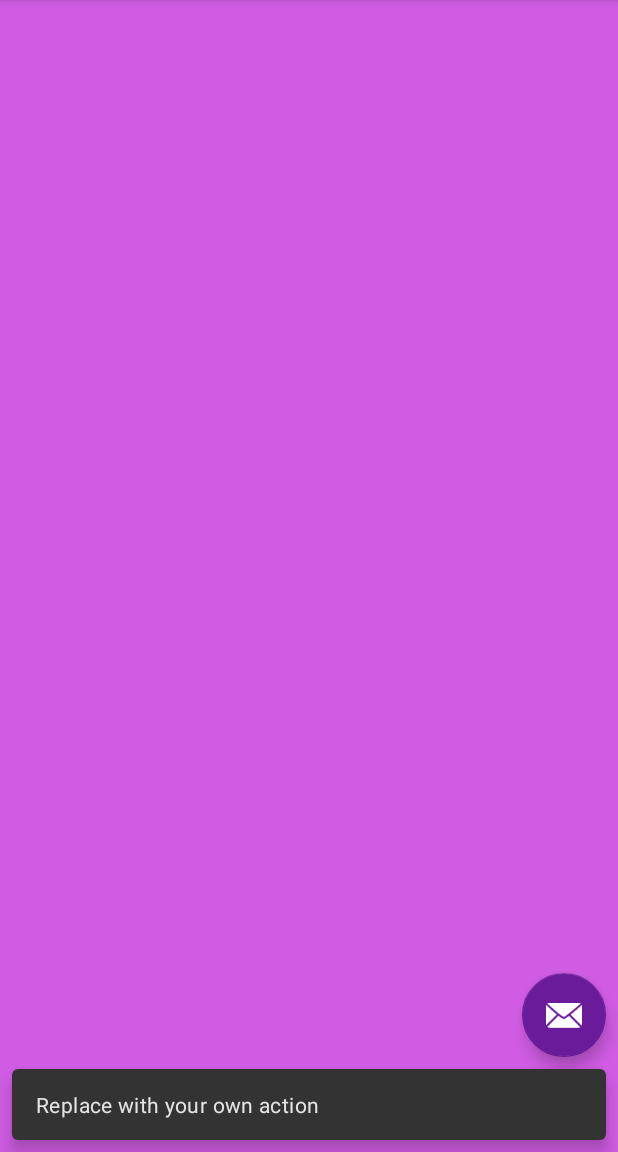
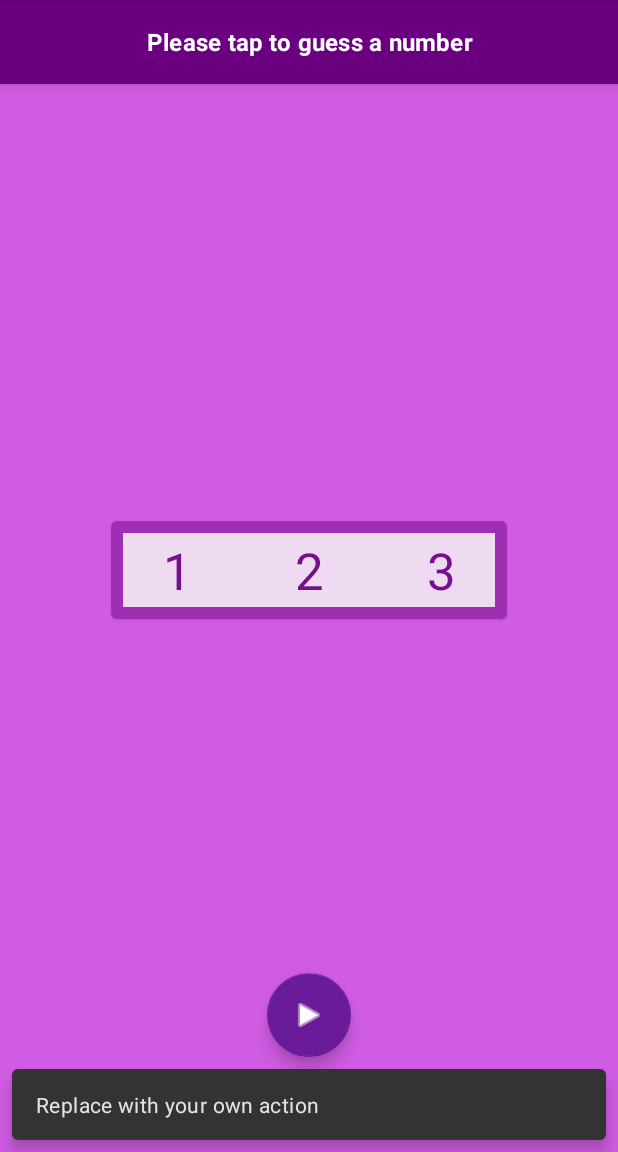
Before and after one commit to rachel613g/GeussingGame, an Android app: the screen it shows after launch (MainActivity), after a tap on an icon or button, on a phone screen of 412 x 824 dp, the part 84-1236 px from its top. Run offline under Robolectric (Android 15) with nearby library versions, the phone set to English and light mode, and no system bars.

Commit message:
set up views and supporting xml layout files used in in activity_main and content_main.

```diff
--- a/app/src/main/res/layout/activity_main.xml
+++ b/app/src/main/res/layout/activity_main.xml
@@ -6,28 +6,10 @@
     android:layout_height="match_parent"
     tools:context=".MainActivity">
 
-    <com.google.android.material.appbar.AppBarLayout
-        android:layout_width="match_parent"
-        android:layout_height="wrap_content"
-        android:theme="@style/Theme.GeussingGame.AppBarOverlay">
-
-        <androidx.appcompat.widget.Toolbar
-            android:id="@+id/toolbar"
-            android:layout_width="match_parent"
-            android:layout_height="?attr/actionBarSize"
-            android:background="?attr/colorPrimary"
-            app:popupTheme="@style/Theme.GeussingGame.PopupOverlay" />
-
-    </com.google.android.material.appbar.AppBarLayout>
+    <include layout="@layout/main_include_toolbar" />
 
     <include layout="@layout/content_main" />
 
-    <com.google.android.material.floatingactionbutton.FloatingActionButton
-        android:id="@+id/fab"
-        android:layout_width="wrap_content"
-        android:layout_height="wrap_content"
-        android:layout_gravity="bottom|end"
-        android:layout_margin="@dimen/fab_margin"
-        app:srcCompat="@android:drawable/ic_dialog_email" />
+    <include layout="@layout/main_include_fab" />
 
 </androidx.coordinatorlayout.widget.CoordinatorLayout>
--- a/app/src/main/res/layout/content_main.xml
+++ b/app/src/main/res/layout/content_main.xml
@@ -5,4 +5,7 @@
     android:layout_height="match_parent"
     app:layout_behavior="@string/appbar_scrolling_view_behavior">
 
+    <include layout="@layout/main_include_instruction_bar"/>
+
+    <include layout="@layout/main_include_card_buttons"/>
 </androidx.constraintlayout.widget.ConstraintLayout>
--- /dev/null
+++ b/app/src/main/res/layout/main_include_card_buttons.xml
@@ -0,0 +1,37 @@
+<?xml version="1.0" encoding="utf-8"?>
+
+<com.google.android.material.card.MaterialCardView
+    xmlns:android="http://schemas.android.com/apk/res/android"
+    xmlns:app="http://schemas.android.com/apk/res-auto"
+    xmlns:tools="http://schemas.android.com/tools"
+    style="@style/MaterialCardWithBorder"
+    android:layout_width="wrap_content"
+    android:layout_height="wrap_content"
+    android:layout_marginBottom="@dimen/double_activity_margin"
+    android:alpha=".8"
+    app:layout_constraintTop_toTopOf="parent"
+    app:layout_constraintBottom_toBottomOf="parent"
+    app:layout_constraintEnd_toEndOf="parent"
+    app:layout_constraintStart_toStartOf="parent"
+    tools:showIn="@layout/content_main">
+
+    <LinearLayout
+        android:layout_width="wrap_content"
+        android:layout_height="wrap_content"
+        android:orientation="horizontal">
+
+        <Button
+            style="@style/BorderlessButtonGuessingGame"
+            android:text="@string/one" />
+
+        <Button
+            style="@style/BorderlessButtonGuessingGame"
+            android:text="@string/two" />
+
+        <Button
+            style="@style/BorderlessButtonGuessingGame"
+            android:text="@string/three" />
+
+    </LinearLayout>
+
+</com.google.android.material.card.MaterialCardView>
--- /dev/null
+++ b/app/src/main/res/layout/main_include_fab.xml
@@ -0,0 +1,12 @@
+<?xml version="1.0" encoding="utf-8"?>
+<com.google.android.material.floatingactionbutton.FloatingActionButton xmlns:app="http://schemas.android.com/apk/res-auto"
+    xmlns:android="http://schemas.android.com/apk/res/android"
+    xmlns:tools="http://schemas.android.com/tools"
+    android:id="@+id/fab"
+    android:layout_width="wrap_content"
+    android:layout_height="wrap_content"
+    android:layout_gravity="bottom|center"
+    app:layout_anchorGravity="center"
+    android:layout_margin="@dimen/fab_margin"
+    app:srcCompat="@android:drawable/ic_media_play"
+    tools:showIn="@layout/activity_main" />
--- /dev/null
+++ b/app/src/main/res/layout/main_include_instruction_bar.xml
@@ -0,0 +1,25 @@
+<?xml version="1.0" encoding="utf-8"?>
+
+<com.google.android.material.appbar.AppBarLayout
+    xmlns:android="http://schemas.android.com/apk/res/android"
+    xmlns:app="http://schemas.android.com/apk/res-auto"
+    xmlns:tools="http://schemas.android.com/tools"
+    android:id="@+id/top_bar"
+    android:layout_width="match_parent"
+    android:layout_height="?actionBarSize"
+    android:background="@color/primaryDarkColor"
+    android:gravity="center"
+    app:layout_constraintStart_toStartOf="parent"
+    app:layout_constraintTop_toTopOf="parent"
+    tools:showIn="@layout/content_main"
+    tools:ignore="Overdraw">
+
+    <TextView
+        android:layout_width="match_parent"
+        android:layout_height="wrap_content"
+        android:gravity="center"
+        android:text="@string/banner_text"
+        android:textAppearance="@style/TextAppearance.MaterialComponents.Subtitle1"
+        android:textStyle="bold"
+        android:textColor="@android:color/primary_text_dark" />
+</com.google.android.material.appbar.AppBarLayout>
--- /dev/null
+++ b/app/src/main/res/layout/main_include_toolbar.xml
@@ -0,0 +1,17 @@
+<?xml version="1.0" encoding="utf-8"?>
+<com.google.android.material.appbar.AppBarLayout xmlns:app="http://schemas.android.com/apk/res-auto"
+    xmlns:android="http://schemas.android.com/apk/res/android"
+    xmlns:tools="http://schemas.android.com/tools"
+    android:layout_width="match_parent"
+    android:layout_height="wrap_content"
+    android:theme="@style/Theme.GeussingGame.AppBarOverlay"
+    tools:showIn="@layout/activity_main">
+
+    <androidx.appcompat.widget.Toolbar
+        android:id="@+id/toolbar"
+        android:layout_width="match_parent"
+        android:layout_height="?attr/actionBarSize"
+        android:background="?attr/colorPrimary"
+        app:popupTheme="@style/Theme.GeussingGame.PopupOverlay" />
+
+</com.google.android.material.appbar.AppBarLayout>
```
